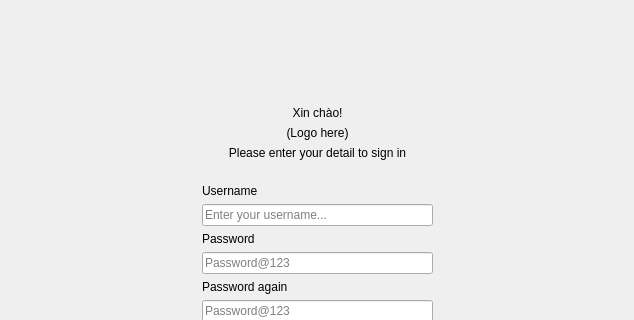
Above: src/components/widgets/login/signupform.ui from DamPhuQuy/Scientific-Article-Management before the change; both pictures show x 0 to 634 and y 0 to 320 of the 634 by 538 pixel window. Below: the same form after it.
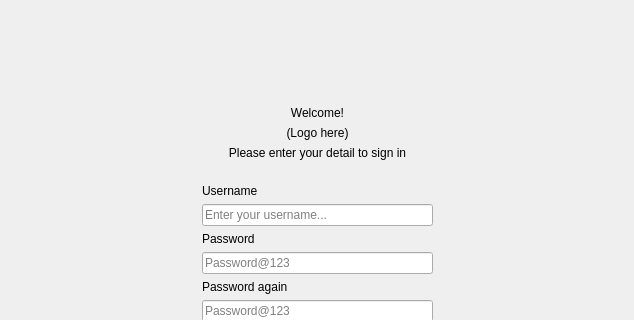
That is the form after the change.

Commit message: feat: Add initial Article, Login, and Signup UI forms. ongoing: article dialog need more process for testing, articleform hasn't implement removeBtn yet

The edit to the form file:
```diff
--- a/src/components/widgets/login/signupform.ui
+++ b/src/components/widgets/login/signupform.ui
@@ -72,7 +72,7 @@
       <item>
        <widget class="QLabel" name="welcomeLabel">
         <property name="text">
-         <string>Xin chào!</string>
+         <string>Welcome!</string>
         </property>
         <property name="alignment">
          <set>Qt::AlignmentFlag::AlignCenter</set>
```
The commit also changes 4 other files.
